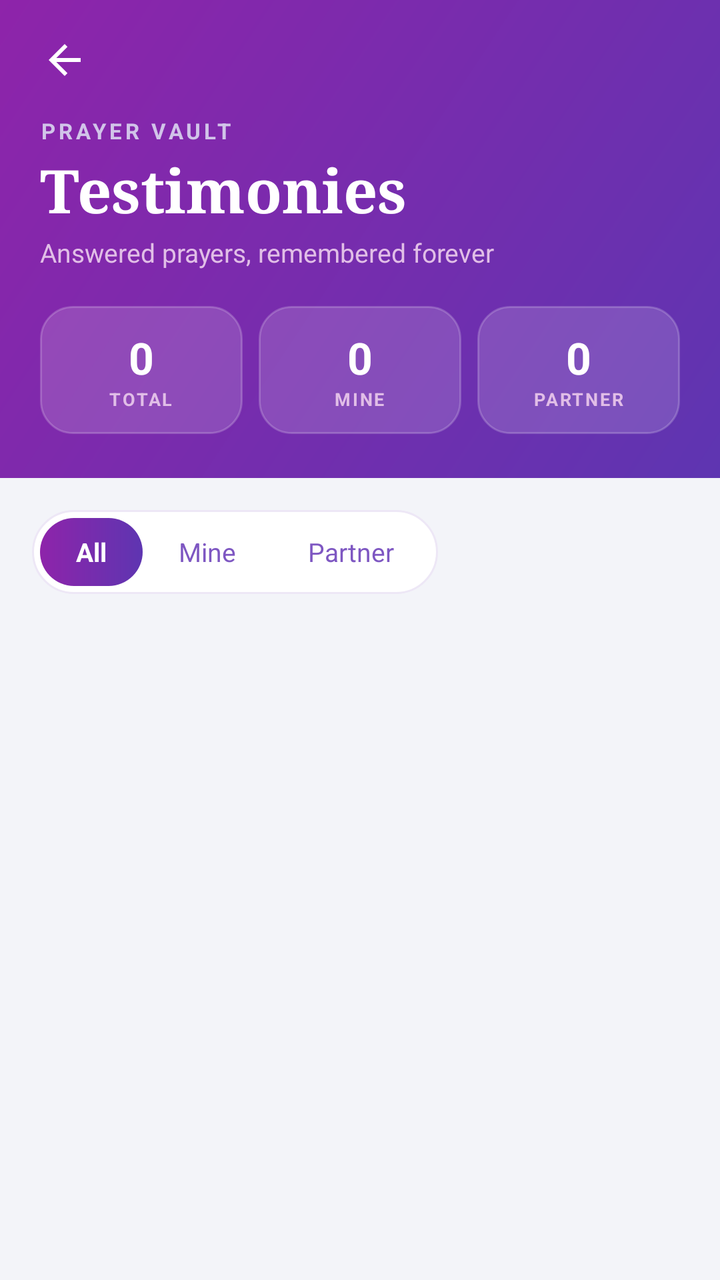
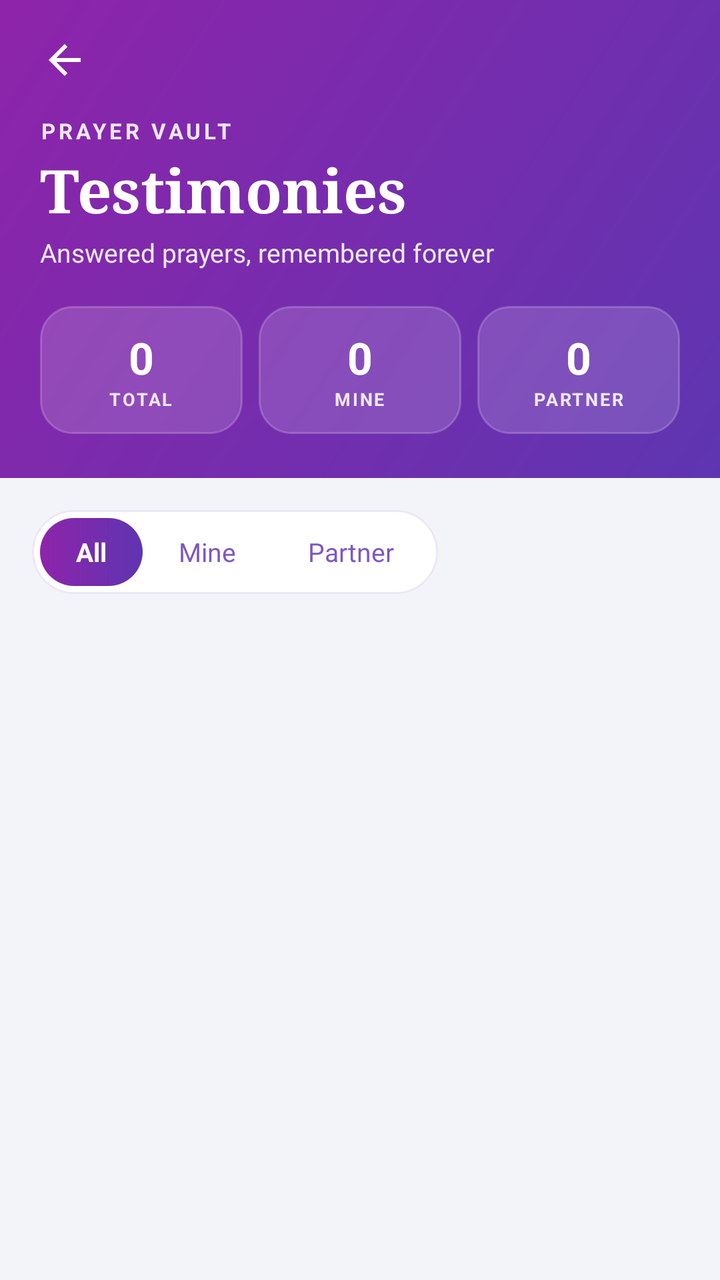

Screens rendered from an Android XML layout before and after an edit, with the pre-edit source and the edit as a unified diff.
<!-- AndroidManifest.xml: application theme Theme.SpiritualTracker -->
<!-- res/layout/activity_prayer_vault.xml -->
<?xml version="1.0" encoding="utf-8"?>
<LinearLayout
    xmlns:android="http://schemas.android.com/apk/res/android"
    xmlns:app="http://schemas.android.com/apk/res-auto"
    android:layout_width="match_parent"
    android:layout_height="match_parent"
    android:orientation="vertical"
    android:background="#F3F4F9">

    
    <LinearLayout
        android:id="@+id/vaultHeader"
        android:layout_width="match_parent"
        android:layout_height="wrap_content"
        android:background="@drawable/bg_header_gradient"
        android:orientation="vertical"
        android:paddingStart="20dp"
        android:paddingTop="8dp"
        android:paddingEnd="20dp"
        android:paddingBottom="22dp">

        <ImageView
            android:id="@+id/btnVaultBack"
            android:layout_width="44dp"
            android:layout_height="44dp"
            android:layout_marginStart="-10dp"
            android:background="?attr/selectableItemBackgroundBorderless"
            android:contentDescription="Back"
            android:padding="10dp"
            android:src="@drawable/ic_back" />

        <TextView
            android:layout_width="wrap_content"
            android:layout_height="wrap_content"
            android:layout_marginTop="6dp"
            android:letterSpacing="0.15"
            android:text="PRAYER VAULT"
            android:textColor="#D1C4E9"
            android:textSize="11sp"
            android:textStyle="bold" />

        <TextView
            android:layout_width="wrap_content"
            android:layout_height="wrap_content"
            android:layout_marginTop="2dp"
            android:fontFamily="serif"
            android:text="Testimonies"
            android:textColor="#FFFFFF"
            android:textSize="30sp"
            android:textStyle="bold" />

        <TextView
            android:layout_width="wrap_content"
            android:layout_height="wrap_content"
            android:layout_marginTop="2dp"
            android:text="Answered prayers, remembered forever"
            android:textColor="#E1BEE7"
            android:textSize="13sp" />

        
        <LinearLayout
            android:layout_width="match_parent"
            android:layout_height="wrap_content"
            android:layout_marginTop="18dp"
            android:orientation="horizontal">

            <LinearLayout
                android:layout_width="0dp"
                android:layout_height="64dp"
                android:layout_weight="1"
                android:layout_marginEnd="8dp"
                android:background="@drawable/bg_vault_stat"
                android:gravity="center"
                android:orientation="vertical">

                <TextView
                    android:id="@+id/tvStatTotal"
                    android:layout_width="wrap_content"
                    android:layout_height="wrap_content"
                    android:text="0"
                    android:textColor="#FFFFFF"
                    android:textSize="22sp"
                    android:textStyle="bold" />

                <TextView
                    android:layout_width="wrap_content"
                    android:layout_height="wrap_content"
                    android:letterSpacing="0.1"
                    android:text="TOTAL"
                    android:textColor="#E1BEE7"
                    android:textSize="9sp"
                    android:textStyle="bold" />
            </LinearLayout>

            <LinearLayout
                android:layout_width="0dp"
                android:layout_height="64dp"
                android:layout_weight="1"
                android:layout_marginEnd="8dp"
                android:background="@drawable/bg_vault_stat"
                android:gravity="center"
                android:orientation="vertical">

                <TextView
                    android:id="@+id/tvStatMine"
                    android:layout_width="wrap_content"
                    android:layout_height="wrap_content"
                    android:text="0"
                    android:textColor="#FFFFFF"
                    android:textSize="22sp"
                    android:textStyle="bold" />

                <TextView
                    android:layout_width="wrap_content"
                    android:layout_height="wrap_content"
                    android:letterSpacing="0.1"
                    android:text="MINE"
                    android:textColor="#E1BEE7"
                    android:textSize="9sp"
                    android:textStyle="bold" />
            </LinearLayout>

            <LinearLayout
                android:layout_width="0dp"
                android:layout_height="64dp"
                android:layout_weight="1"
                android:background="@drawable/bg_vault_stat"
                android:gravity="center"
                android:orientation="vertical">

                <TextView
                    android:id="@+id/tvStatPartner"
                    android:layout_width="wrap_content"
                    android:layout_height="wrap_content"
                    android:text="0"
                    android:textColor="#FFFFFF"
                    android:textSize="22sp"
                    android:textStyle="bold" />

                <TextView
                    android:layout_width="wrap_content"
                    android:layout_height="wrap_content"
                    android:letterSpacing="0.1"
                    android:text="PARTNER"
                    android:textColor="#E1BEE7"
                    android:textSize="9sp"
                    android:textStyle="bold" />
            </LinearLayout>
        </LinearLayout>
    </LinearLayout>

    
    <LinearLayout
        android:layout_width="wrap_content"
        android:layout_height="wrap_content"
        android:layout_marginStart="16dp"
        android:layout_marginTop="16dp"
        android:layout_marginBottom="4dp"
        android:background="@drawable/bg_vault_tabs"
        android:orientation="horizontal"
        android:padding="4dp">

        <TextView
            android:id="@+id/tabAll"
            android:layout_width="wrap_content"
            android:layout_height="34dp"
            android:background="@drawable/bg_vault_tab_active"
            android:gravity="center"
            android:paddingHorizontal="18dp"
            android:text="All"
            android:textColor="#FFFFFF"
            android:textSize="13sp"
            android:textStyle="bold" />

        <TextView
            android:id="@+id/tabMine"
            android:layout_width="wrap_content"
            android:layout_height="34dp"
            android:gravity="center"
            android:paddingHorizontal="18dp"
            android:text="Mine"
            android:textColor="#7E57C2"
            android:textSize="13sp" />

        <TextView
            android:id="@+id/tabPartner"
            android:layout_width="wrap_content"
            android:layout_height="34dp"
            android:gravity="center"
            android:paddingHorizontal="18dp"
            android:text="Partner"
            android:textColor="#7E57C2"
            android:textSize="13sp" />
    </LinearLayout>

    
    <FrameLayout
        android:layout_width="match_parent"
        android:layout_height="0dp"
        android:layout_weight="1">

        <androidx.recyclerview.widget.RecyclerView
            android:id="@+id/rvVault"
            android:layout_width="match_parent"
            android:layout_height="match_parent"
            android:clipToPadding="false"
            android:paddingStart="16dp"
            android:paddingTop="10dp"
            android:paddingEnd="16dp"
            android:paddingBottom="32dp" />

        <LinearLayout
            android:id="@+id/layoutEmptyVault"
            android:layout_width="match_parent"
            android:layout_height="wrap_content"
            android:layout_gravity="center"
            android:gravity="center"
            android:orientation="vertical"
            android:paddingStart="48dp"
            android:paddingEnd="48dp"
            android:paddingBottom="80dp"
            android:visibility="gone">

            <ImageView
                android:layout_width="48dp"
                android:layout_height="48dp"
                android:layout_marginBottom="12dp"
                android:importantForAccessibility="no"
                android:src="@drawable/ic_vault_open"
                app:tint="#B39DDB" />

            <TextView
                android:layout_width="wrap_content"
                android:layout_height="wrap_content"
                android:layout_marginBottom="8dp"
                android:fontFamily="serif"
                android:text="Nothing here yet"
                android:textColor="#1A1A2E"
                android:textSize="18sp"
                android:textStyle="bold" />

            <TextView
                android:layout_width="wrap_content"
                android:layout_height="wrap_content"
                android:gravity="center"
                android:lineSpacingMultiplier="1.5"
                android:text="When God answers your prayers, they will be kept here as testimonies."
                android:textColor="#9E9E9E"
                android:textSize="13sp" />
        </LinearLayout>
    </FrameLayout>
</LinearLayout>
<!-- resources referenced by this layout -->
<resources>
  <!-- drawable bg_header_gradient (drawable) -->
  <?xml version="1.0" encoding="utf-8"?>
  <shape xmlns:android="http://schemas.android.com/apk/res/android" android:shape="rectangle">
      <gradient
          android:startColor="#5E35B1"
          android:endColor="#8E24AA"
          android:angle="135"/>
  
  
  </shape>
  <!-- drawable bg_vault_stat (drawable) -->
  <?xml version="1.0" encoding="utf-8"?>
  <shape xmlns:android="http://schemas.android.com/apk/res/android"
      android:shape="rectangle">
      <solid android:color="#26FFFFFF" />
      <stroke android:width="1dp" android:color="#33FFFFFF" />
      <corners android:radius="16dp" />
  </shape>
  <!-- drawable bg_vault_tab_active (drawable) -->
  <?xml version="1.0" encoding="utf-8"?>
  <shape xmlns:android="http://schemas.android.com/apk/res/android"
      android:shape="rectangle">
      <gradient
          android:angle="0"
          android:startColor="#8E24AA"
          android:endColor="#5E35B1" />
      <corners android:radius="17dp" />
  </shape>
  <!-- drawable bg_vault_tabs (drawable) -->
  <?xml version="1.0" encoding="utf-8"?>
  <shape xmlns:android="http://schemas.android.com/apk/res/android"
      android:shape="rectangle">
      <solid android:color="#FFFFFF" />
      <stroke android:width="1dp" android:color="#EDE7F6" />
      <corners android:radius="21dp" />
  </shape>
  <!-- drawable ic_back (drawable) -->
  <vector xmlns:android="http://schemas.android.com/apk/res/android"
      android:width="24dp"
      android:height="24dp"
      android:viewportWidth="24"
      android:viewportHeight="24">
      <path
          android:fillColor="#FFFFFFFF"
          android:pathData="M20,11H7.83l5.59,-5.59L12,4l-8,8 8,8 1.41,-1.41L7.83,13H20v-2z" />
  </vector>
  <!-- drawable ic_vault_open (drawable) -->
  <vector xmlns:android="http://schemas.android.com/apk/res/android"
      android:width="24dp"
      android:height="24dp"
      android:viewportWidth="960"
      android:viewportHeight="960">
      <path
          android:fillColor="@android:color/white"
          android:pathData="M200,840Q167,840 143.5,816.5Q120,793 120,760L120,320Q120,287 143.5,263.5Q167,240 200,240L240,240L240,160Q240,127 263.5,103.5Q287,80 320,80L640,80Q673,80 696.5,103.5Q720,127 720,160L720,240L760,240Q793,240 816.5,263.5Q840,287 840,320L840,760Q840,793 816.5,816.5Q793,840 760,840L200,840ZM320,240L640,240L640,160L320,160L320,240ZM200,760L760,760L760,320L200,320L200,760ZM480,680Q513,680 536.5,656.5Q560,633 560,600Q560,567 536.5,543.5Q513,520 480,520Q447,520 423.5,543.5Q400,567 400,600Q400,633 423.5,656.5Q447,680 480,680Z"/>
  </vector>
  <style name="Theme.SpiritualTracker" parent="Base.Theme.SpiritualTracker" />
  <style name="Base.Theme.SpiritualTracker" parent="Theme.Material3.DayNight.NoActionBar">
          <item name="colorPrimary">#7E57C2</item>
          <item name="colorOnPrimary">#FFFFFF</item>
          <item name="colorSecondaryContainer">#D1C4E9</item>
          <item name="colorOnSecondaryContainer">#7E57C2</item>
          <item name="android:windowBackground">#F3F4F9</item>
          
          <item name="android:navigationBarColor">#F5F5F5</item>
          <item name="android:windowLightNavigationBar" tools:targetApi="27">true</item>
      </style>
</resources>

<!-- the commit's change to res/layout/activity_prayer_vault.xml (unified diff, before → after) -->
@@ -35,7 +35,7 @@
             android:layout_marginTop="6dp"
             android:letterSpacing="0.15"
             android:text="PRAYER VAULT"
-            android:textColor="#D1C4E9"
+            android:textColor="#EDE7F6"
             android:textSize="11sp"
             android:textStyle="bold" />
 
@@ -54,7 +54,7 @@
             android:layout_height="wrap_content"
             android:layout_marginTop="2dp"
             android:text="Answered prayers, remembered forever"
-            android:textColor="#E1BEE7"
+            android:textColor="#EDE7F6"
             android:textSize="13sp" />
 
         
@@ -87,7 +87,7 @@
                     android:layout_height="wrap_content"
                     android:letterSpacing="0.1"
                     android:text="TOTAL"
-                    android:textColor="#E1BEE7"
+                    android:textColor="#EDE7F6"
                     android:textSize="9sp"
                     android:textStyle="bold" />
             </LinearLayout>
@@ -115,7 +115,7 @@
                     android:layout_height="wrap_content"
                     android:letterSpacing="0.1"
                     android:text="MINE"
-                    android:textColor="#E1BEE7"
+                    android:textColor="#EDE7F6"
                     android:textSize="9sp"
                     android:textStyle="bold" />
             </LinearLayout>
@@ -142,7 +142,7 @@
                     android:layout_height="wrap_content"
                     android:letterSpacing="0.1"
                     android:text="PARTNER"
-                    android:textColor="#E1BEE7"
+                    android:textColor="#EDE7F6"
                     android:textSize="9sp"
                     android:textStyle="bold" />
             </LinearLayout>
@@ -245,7 +245,7 @@
                 android:gravity="center"
                 android:lineSpacingMultiplier="1.5"
                 android:text="When God answers your prayers, they will be kept here as testimonies."
-                android:textColor="#9E9E9E"
+                android:textColor="#5F5F64"
                 android:textSize="13sp" />
         </LinearLayout>
     </FrameLayout>
